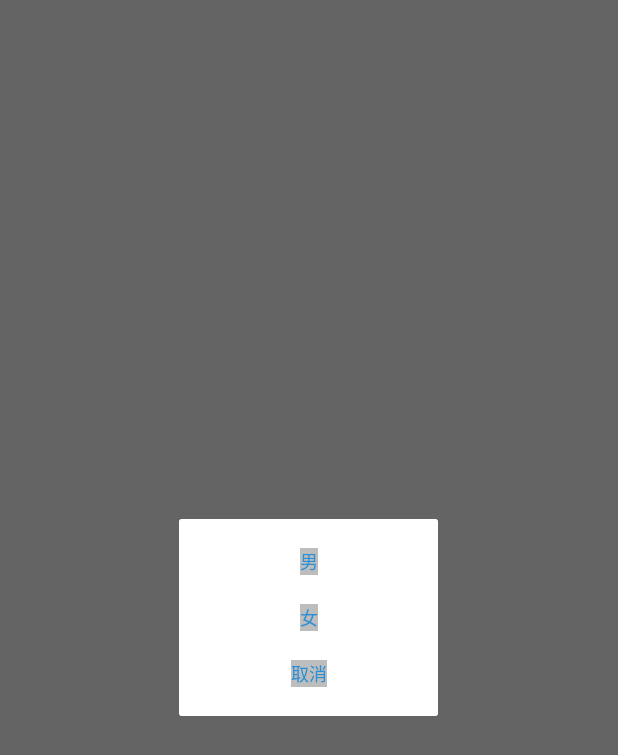
After one commit to sxczst/NewsArticle, an Android app: the fragment GenderDialog shown on its own in the app's theme, on a phone screen of 412 x 824 dp. The commit adds this screen. Shown: the top 755 px of the screen. Run offline under Robolectric (Android 15) with nearby library versions, the phone set to English and light mode, and no system bars; network calls fail.

Commit message:
实现选择头像对话框

```diff
--- /dev/null
+++ b/app/src/main/java/org/sxczst/toutiao/news/view/BaseDialogFragment.kt
@@ -0,0 +1,39 @@
+package org.sxczst.toutiao.news.view
+
+import android.os.Bundle
+import android.view.LayoutInflater
+import android.view.View
+import android.view.ViewGroup
+import android.view.Window
+import androidx.fragment.app.DialogFragment
+
+/**
+ * @author      sxczst
+ * @date        2021/3/18 22:02
+ */
+abstract class BaseDialogFragment : DialogFragment() {
+    private lateinit var mView: View
+
+    override fun onCreateView(
+        inflater: LayoutInflater,
+        container: ViewGroup?,
+        savedInstanceState: Bundle?
+    ): View? {
+        dialog?.apply {
+            requestWindowFeature(Window.FEATURE_NO_TITLE)
+            setCanceledOnTouchOutside(true)
+            setCancelable(true)
+        }
+        mView = inflater.inflate(getLayout(), container, false)
+        initView(mView)
+        initData()
+        return mView
+    }
+
+    protected abstract fun initData()
+
+    protected abstract fun initView(view: View)
+
+    protected abstract fun getLayout(): Int
+
+}
--- /dev/null
+++ b/app/src/main/java/org/sxczst/toutiao/news/view/DialogFragmentListener.kt
@@ -0,0 +1,10 @@
+package org.sxczst.toutiao.news.view
+
+/**
+ * @author      sxczst
+ * @date        2021/3/18 22:22
+ */
+interface DialogFragmentListener {
+
+    fun onDialog(type: Int)
+}
--- /dev/null
+++ b/app/src/main/java/org/sxczst/toutiao/news/view/GenderDialog.kt
@@ -0,0 +1,36 @@
+package org.sxczst.toutiao.news.view
+
+import android.view.View
+import kotlinx.android.synthetic.main.dialog_gender.view.*
+import org.sxczst.toutiao.news.R
+
+/**
+ * @author      sxczst
+ * @date        2021/3/18 22:23
+ */
+class GenderDialog : BaseDialogFragment() {
+    private var dialogFragmentListener: DialogFragmentListener? = null
+
+    override fun initData() {
+    }
+
+    override fun initView(view: View) {
+        view.tv_male.setOnClickListener {
+            dialogFragmentListener?.onDialog(1)
+            dismiss()
+        }
+        view.tv_female.setOnClickListener {
+            dialogFragmentListener?.onDialog(2)
+            dismiss()
+        }
+        view.tv_cancel.setOnClickListener {
+            dismiss()
+        }
+    }
+
+    override fun getLayout() = R.layout.dialog_gender
+
+    fun setDialogFragmentListener(dialogFragmentListener: DialogFragmentListener) {
+        this.dialogFragmentListener = dialogFragmentListener
+    }
+}
--- /dev/null
+++ b/app/src/main/res/drawable/bg_dialog_text.xml
@@ -0,0 +1,5 @@
+<?xml version="1.0" encoding="utf-8"?>
+<selector xmlns:android="http://schemas.android.com/apk/res/android">
+    <item android:drawable="@color/c_20000000" android:state_pressed="true" />
+    <item android:drawable="@color/c_bdbdbd" />
+</selector>
--- a/app/src/main/res/layout/activity_update_user_info.xml
+++ b/app/src/main/res/layout/activity_update_user_info.xml
@@ -33,6 +33,7 @@
     </androidx.appcompat.widget.Toolbar>
 
     <org.sxczst.toutiao.news.view.UserItemView
+        android:id="@+id/uiv_avatar"
         android:layout_width="match_parent"
         android:layout_height="wrap_content"
         android:layout_marginTop="@dimen/d10"
--- /dev/null
+++ b/app/src/main/res/layout/dialog_gender.xml
@@ -0,0 +1,54 @@
+<?xml version="1.0" encoding="utf-8"?>
+<androidx.constraintlayout.widget.ConstraintLayout xmlns:android="http://schemas.android.com/apk/res/android"
+    xmlns:app="http://schemas.android.com/apk/res-auto"
+    xmlns:tools="http://schemas.android.com/tools"
+    android:layout_width="match_parent"
+    android:layout_height="wrap_content"
+    android:background="@color/c_ffffff"
+    android:minWidth="173dp"
+    tools:context="org.sxczst.toutiao.news.view.GenderDialog">
+
+
+    <TextView
+        android:id="@+id/tv_male"
+        android:layout_width="wrap_content"
+        android:layout_height="wrap_content"
+        android:layout_marginTop="@dimen/d19"
+        android:background="@drawable/bg_dialog_text"
+        android:text="@string/gender_dialog_male"
+        android:textColor="@color/c_2a8fd6"
+        android:textSize="@dimen/s12"
+        app:layout_constraintEnd_toEndOf="parent"
+        app:layout_constraintStart_toStartOf="parent"
+        app:layout_constraintTop_toTopOf="parent" />
+
+    <TextView
+        android:id="@+id/tv_female"
+        android:layout_width="wrap_content"
+        android:layout_height="wrap_content"
+        android:layout_marginTop="@dimen/d19"
+        android:background="@drawable/bg_dialog_text"
+        android:text="@string/gender_dialog_female"
+        android:textColor="@color/c_2a8fd6"
+        android:textSize="@dimen/s12"
+        app:layout_constraintEnd_toEndOf="@id/tv_male"
+        app:layout_constraintStart_toStartOf="@id/tv_male"
+        app:layout_constraintTop_toBottomOf="@id/tv_male" />
+
+    <TextView
+        android:id="@+id/tv_cancel"
+        android:layout_width="wrap_content"
+        android:layout_height="wrap_content"
+        android:layout_marginTop="@dimen/d19"
+        android:layout_marginBottom="@dimen/d19"
+        android:background="@drawable/bg_dialog_text"
+        android:text="@string/photo_dialog_cancel"
+        android:textColor="@color/c_2a8fd6"
+        android:textSize="@dimen/s12"
+        app:layout_constraintBottom_toBottomOf="parent"
+        app:layout_constraintEnd_toEndOf="@id/tv_male"
+        app:layout_constraintStart_toStartOf="@id/tv_male"
+        app:layout_constraintTop_toBottomOf="@id/tv_female" />
+
+
+</androidx.constraintlayout.widget.ConstraintLayout>
--- a/app/src/main/res/values/colors.xml
+++ b/app/src/main/res/values/colors.xml
@@ -12,4 +12,7 @@
     <color name="c_fffad9">#FFFAD9</color>
     <color name="c_f4f5f7">#F4F5F7</color>
     <color name="c_e7e7e7">#E7E7E7</color>
+    <color name="c_20000000">#20000000</color>
+    <color name="c_bdbdbd">#BDBDBD</color>
+    <color name="c_2a8fd6">#2A8FD6</color>
 </resources>
--- a/app/src/main/res/values/dimens.xml
+++ b/app/src/main/res/values/dimens.xml
@@ -7,6 +7,8 @@
     <dimen name="d12">12dp</dimen>
     <dimen name="d14">14dp</dimen>
     <dimen name="d15">15dp</dimen>
+    <dimen name="d18">18dp</dimen>
+    <dimen name="d19">19dp</dimen>
     <dimen name="d20">20dp</dimen>
     <dimen name="d23">23dp</dimen>
     <dimen name="d25">25dp</dimen>
--- a/app/src/main/res/values/strings.xml
+++ b/app/src/main/res/values/strings.xml
@@ -39,4 +39,13 @@
 
     <!--编辑资料页面-->
     <string name="update_user_info_title">编辑资料</string>
+
+    <!--设置头像对话框-->
+    <string name="select_from_album">从相册选择</string>
+    <string name="photo_dialog_photograph">拍照</string>
+    <string name="photo_dialog_cancel">取消</string>
+
+    <!--设置性别对话框-->
+    <string name="gender_dialog_male">男</string>
+    <string name="gender_dialog_female">女</string>
 </resources>
```
Also changed, not shown: app/src/main/java/org/sxczst/toutiao/news/ui/main/act/UpdateUserInfoActivity.kt (+23 -0 lines), app/src/main/java/org/sxczst/toutiao/news/view/EditTextDialog.kt (added, +8 -0 lines), app/src/main/java/org/sxczst/toutiao/news/view/PhotoDialog.kt (added, +36 -0 lines), app/src/main/java/org/sxczst/toutiao/news/view/UserItemView.kt (+11 -0 lines), app/src/main/res/layout/dialog_photo.xml (added, +47 -0 lines).
